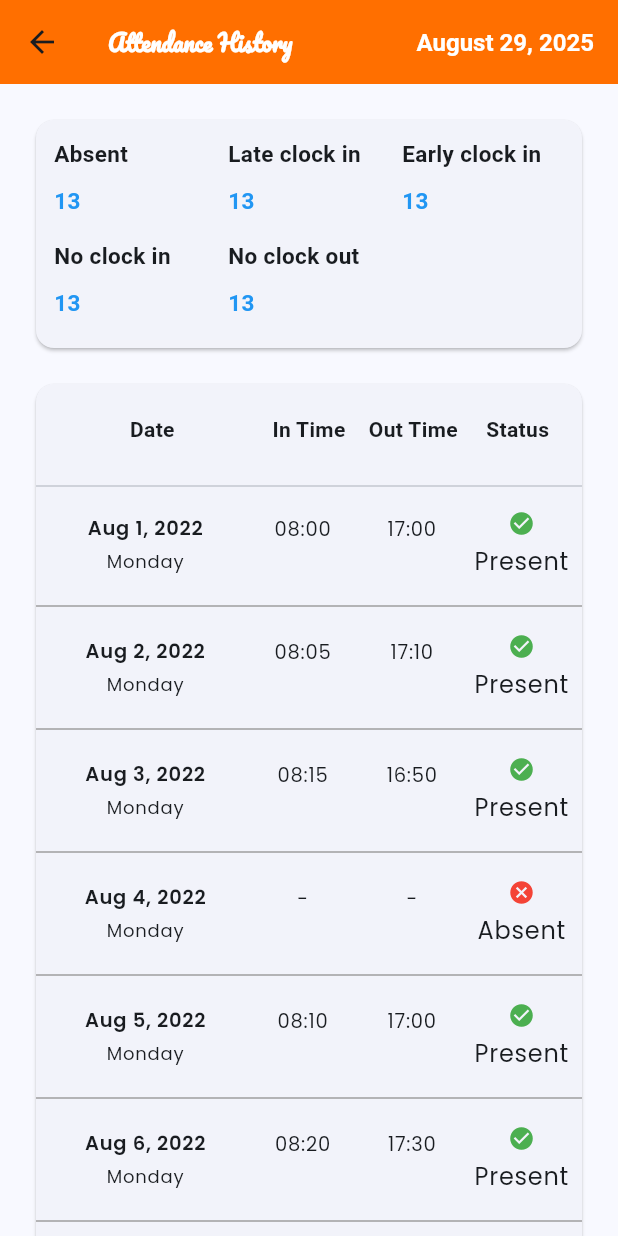
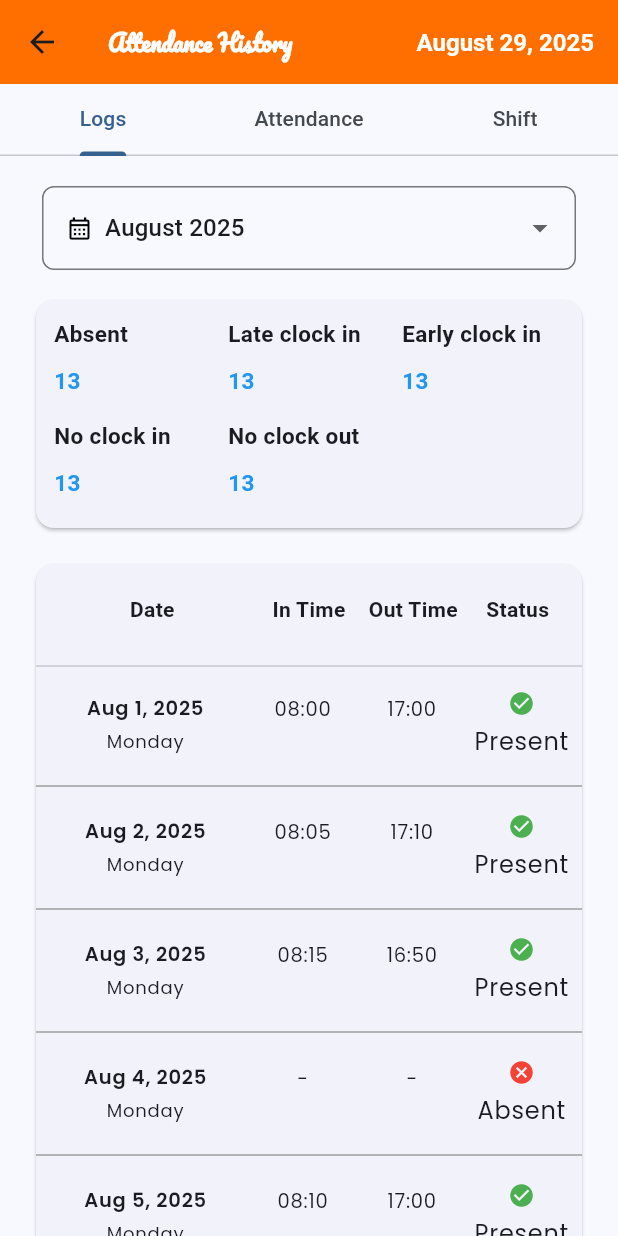
Before and after one commit to hidayattresnadi/Flutter_Project, a Flutter app: the HomeScreen screen opened directly, after a tap on "Clock in", after a tap on "Attendance History", on a phone screen of 412 x 824 dp. Run offline on Flutter 3.47's test engine with Material 3 defaults, Android fonts, the phone set to English and light mode, and no system bars; drawn by our look-alikes of auto_size_text; our stand-ins replace carousel_slider, fluttertoast, google_fonts, image_picker, mask_text_input_formatter.

Commit message:
Add tab at attendance screen, drawer and carousell ads

```diff
--- a/hr_attendance_tracker/lib/providers/attendance_record_provider.dart
+++ b/hr_attendance_tracker/lib/providers/attendance_record_provider.dart
@@ -5,49 +5,49 @@ import 'package:intl/intl.dart';
 class AttendanceRecordProvider extends ChangeNotifier {
   final List<AttendanceRecord> _attendanceRecords = [
     AttendanceRecord(
-      date: 'Aug 1, 2022',
+      date: 'Aug 1, 2025',
       day: 'Monday',
       checkIn: '08:00',
       checkOut: '17:00',
       status: 'Present',
     ),
     AttendanceRecord(
-      date: 'Aug 2, 2022',
+      date: 'Aug 2, 2025',
       day: 'Monday',
       checkIn: '08:05',
       checkOut: '17:10',
       status: 'Present',
     ),
     AttendanceRecord(
-      date: 'Aug 3, 2022',
+      date: 'Aug 3, 2025',
       day: 'Monday',
       checkIn: '08:15',
       checkOut: '16:50',
       status: 'Present',
     ),
     AttendanceRecord(
-      date: 'Aug 4, 2022',
+      date: 'Aug 4, 2025',
       day: 'Monday',
       checkIn: '-',
       checkOut: '-',
       status: 'Absent',
     ),
     AttendanceRecord(
-      date: 'Aug 5, 2022',
+      date: 'Aug 5, 2025',
       day: 'Monday',
       checkIn: '08:10',
       checkOut: '17:00',
       status: 'Present',
     ),
     AttendanceRecord(
-      date: 'Aug 6, 2022',
+      date: 'Aug 6, 2025',
       day: 'Monday',
       checkIn: '08:20',
       checkOut: '17:30',
       status: 'Present',
     ),
     AttendanceRecord(
-      date: 'Aug 7, 2022',
+      date: 'Aug 7, 2025',
       day: 'Monday',
       checkIn: '-',
       checkOut: '-',
--- a/hr_attendance_tracker/lib/providers/profile_provider.dart
+++ b/hr_attendance_tracker/lib/providers/profile_provider.dart
@@ -41,7 +41,6 @@ class ProfileFormProvider with ChangeNotifier {
     bioController.text = profileData.bio;
     formData.department = profileData.department;
     formData.profilePhoto = profileData.profilePhoto;
-    notifyListeners();
   }
 
   void savedEmployeePosition(String name) {
@@ -102,7 +101,6 @@ class ProfileFormProvider with ChangeNotifier {
     locationController.clear();
     bioController.clear();
     _imageError = null;
-    notifyListeners();
   }
 
   @override
--- /dev/null
+++ b/hr_attendance_tracker/lib/routes.dart
@@ -0,0 +1,24 @@
+import 'package:flutter/material.dart';
+import 'package:hr_attendance_tracker/screens/about_page_screen.dart';
+import 'package:hr_attendance_tracker/screens/edit_profile_screen.dart';
+import 'package:hr_attendance_tracker/screens/home_screen.dart';
+import 'package:hr_attendance_tracker/screens/settings_screen.dart';
+
+class AppRoutes {
+  static const updateProfile = '/update_profile';
+  static const settingPage = '/settings';
+  static const aboutPage = '/about_page';
+
+  static Route<dynamic> generateRoute(RouteSettings settings) {
+    switch (settings.name) {
+      case updateProfile:
+        return MaterialPageRoute(builder: (_) => UpdateProfileScreen());
+      case settingPage:
+        return MaterialPageRoute(builder: (_) => SettingsScreen());
+      case aboutPage:
+        return MaterialPageRoute(builder: (_) => AboutPageScreen());
+      default:
+        return MaterialPageRoute(builder: (_) => HomeScreen());
+    }
+  }
+}
--- a/hr_attendance_tracker/lib/screens/attendance_history.dart
+++ b/hr_attendance_tracker/lib/screens/attendance_history.dart
@@ -3,6 +3,9 @@ import 'package:flutter/material.dart';
 import 'package:google_fonts/google_fonts.dart';
 import 'package:hr_attendance_tracker/models/attendance_record_model.dart';
 import 'package:hr_attendance_tracker/providers/attendance_record_provider.dart';
+import 'package:hr_attendance_tracker/screens/tab_attendance_screen/attendance_tab.dart';
+import 'package:hr_attendance_tracker/screens/tab_attendance_screen/shift_tab.dart';
+import 'package:hr_attendance_tracker/widgets/month_dropdown.dart';
 import 'package:intl/intl.dart';
 import 'package:provider/provider.dart';
 
@@ -140,7 +143,7 @@ class AttendanceHistoryScreen extends StatelessWidget {
 
   @override
   Widget build(BuildContext context) {
-    Widget content = attendanceScreenBody(context);
+    Widget content = buildTabAttendanceLog(context);
 
     return withScaffold == true ? attendanceScreenScaffold(context) : content;
   }
@@ -174,7 +177,7 @@ Widget attendanceScreenScaffold(BuildContext context) {
       centerTitle: false,
       elevation: 0,
     ),
-    body: attendanceScreenBody(context),
+    body: buildTabAttendanceLog(context),
   );
 }
 
@@ -213,6 +216,10 @@ Widget attendanceScreenBody(BuildContext context) {
     child: Column(
       crossAxisAlignment: CrossAxisAlignment.start,
       children: [
+        // Month Dropdown
+        MonthDropdown(),
+
+        const SizedBox(height: 16),
         // Summary Card (Grid)
         Card(
           child: Padding(
@@ -321,3 +328,29 @@ Widget attendanceScreenBody(BuildContext context) {
     ),
   );
 }
+
+Widget buildTabAttendanceLog(BuildContext context) {
+  return DefaultTabController(
+    length: 3,
+    child: Column(
+      children: [
+        const TabBar(
+          tabs: [
+            Tab(text: 'Logs'),
+            Tab(text: 'Attendance'),
+            Tab(text: 'Shift'),
+          ],
+        ),
+        Expanded(
+          child: TabBarView(
+            children: [
+              attendanceScreenBody(context),
+              buildTabAttendance(),
+              buildTabShift(),
+            ],
+          ),
+        ),
+      ],
+    ),
+  );
+}
--- a/hr_attendance_tracker/lib/screens/home_screen.dart
+++ b/hr_attendance_tracker/lib/screens/home_screen.dart
@@ -1,12 +1,14 @@
 import 'dart:io';
 
 import 'package:auto_size_text/auto_size_text.dart';
+import 'package:carousel_slider/carousel_slider.dart';
 import 'package:flutter/material.dart';
 import 'package:fluttertoast/fluttertoast.dart';
 import 'package:hr_attendance_tracker/models/menu_model.dart';
 import 'package:hr_attendance_tracker/providers/attendance_record_provider.dart';
 import 'package:hr_attendance_tracker/providers/profile_provider.dart';
 import 'package:hr_attendance_tracker/screens/attendance_history.dart';
+import 'package:hr_attendance_tracker/widgets/carousel_add.dart';
 import 'package:hr_attendance_tracker/widgets/clock_in_button.dart';
 import 'package:intl/intl.dart';
 import 'package:provider/provider.dart';
@@ -150,6 +152,8 @@ class HomeScreen extends StatelessWidget {
             // ===== View Attendance History Button =====
             SizedBox(height: 30),
             buildListMenus(),
+            SizedBox(height: 20),
+            CarouselAds(),
           ],
         ),
       ),
--- /dev/null
+++ b/hr_attendance_tracker/lib/screens/tab_attendance_screen/attendance_tab.dart
@@ -0,0 +1,73 @@
+import 'package:flutter/material.dart';
+import 'package:hr_attendance_tracker/widgets/month_dropdown.dart';
+
+Widget buildTabAttendance() {
+  // Data dummy
+  final List<Map<String, String>> items = [
+    {
+      'date': '13 Aug 2025',
+      'clock_out_info': 'Clock out at 13 Aug 2025 06:00 PM',
+      'is_approved': 'Approved',
+    },
+    {
+      'date': '14 Aug 2025',
+      'clock_out_info': 'Clock out at 14 Aug 2025 05:30 PM',
+      'is_approved': 'Pending',
+    },
+    {
+      'date': '15 Aug 2025',
+      'clock_out_info': 'Clock out at 15 Aug 2025 07:00 PM',
+      'is_approved': 'Rejected',
+    },
+  ];
+  return SingleChildScrollView(
+    padding: const EdgeInsets.all(20),
+    child: Column(
+      children: [
+        // Padding(padding: EdgeInsets.all(20), child: MonthDropdown()),
+        MonthDropdown(),
+        const SizedBox(height: 16),
+        ListView.separated(
+          shrinkWrap: true,
+          physics: const NeverScrollableScrollPhysics(),
+          itemCount: items.length,
+          itemBuilder: (context, index) {
+            return ListTile(
+              title: Text(
+                items[index]['date']!,
+                style: TextStyle(fontWeight: FontWeight.bold),
+              ),
+              subtitle: Column(
+                crossAxisAlignment: CrossAxisAlignment.start,
+                children: [
+                  Text(items[index]['clock_out_info']!),
+                  SizedBox(height: 4),
+                  Text(
+                    items[index]['is_approved']!,
+                    style: TextStyle(
+                      color: items[index]['is_approved'] == 'Approved'
+                          ? Colors.green
+                          : items[index]['is_approved'] == 'Pending'
+                          ? Colors.orange
+                          : Colors.red,
+                      fontWeight: FontWeight.bold,
+                    ),
+                  ),
+                ],
+              ),
+
+              trailing: Icon(Icons.arrow_forward_ios),
+            );
+          },
+          separatorBuilder: (context, index) {
+            return const Divider(
+              thickness: 1,
+              color: Colors.grey,
+              height: 20, // jarak vertikal
+            );
+          },
+        ),
+      ],
+    ),
+  );
+}
--- /dev/null
+++ b/hr_attendance_tracker/lib/screens/tab_attendance_screen/shift_tab.dart
@@ -0,0 +1,74 @@
+import 'package:flutter/material.dart';
+import 'package:flutter/widgets.dart';
+import 'package:hr_attendance_tracker/widgets/month_dropdown.dart';
+
+Widget buildTabShift() {
+  // Data dummy
+  final List<Map<String, String>> items = [
+    {
+      'date': '13 Aug 2025',
+      'reason': 'Swap with colleague',
+      'is_approved': 'Approved',
+    },
+    {
+      'date': '14 Aug 2025',
+      'reason': 'Personal appointment',
+      'is_approved': 'Pending',
+    },
+    {
+      'date': '15 Aug 2025',
+      'reason': 'Family event',
+      'is_approved': 'Rejected',
+    },
+  ];
+  return SingleChildScrollView(
+    padding: const EdgeInsets.all(20),
+    child: Column(
+      children: [
+        // Padding(padding: EdgeInsets.all(20), child: MonthDropdown()),
+        MonthDropdown(),
+        const SizedBox(height: 16),
+        ListView.separated(
+          shrinkWrap: true,
+          physics: const NeverScrollableScrollPhysics(),
+          itemCount: items.length,
+          itemBuilder: (context, index) {
+            return ListTile(
+              title: Text(
+                items[index]['date']!,
+                style: TextStyle(fontWeight: FontWeight.bold),
+              ),
+              subtitle: Column(
+                crossAxisAlignment: CrossAxisAlignment.start,
+                children: [
+                  Text(items[index]['reason']!),
+                  SizedBox(height: 4),
+                  Text(
+                    items[index]['is_approved']!,
+                    style: TextStyle(
+                      color: items[index]['is_approved'] == 'Approved'
+                          ? Colors.green
+                          : items[index]['is_approved'] == 'Pending'
+                          ? Colors.orange
+                          : Colors.red,
+                      fontWeight: FontWeight.bold,
+                    ),
+                  ),
+                ],
+              ),
+
+              trailing: Icon(Icons.arrow_forward_ios),
+            );
+          },
+          separatorBuilder: (context, index) {
+            return const Divider(
+              thickness: 1,
+              color: Colors.grey,
+              height: 20, // jarak vertikal
+            );
+          },
+        ),
+      ],
+    ),
+  );
+}
--- /dev/null
+++ b/hr_attendance_tracker/lib/widgets/carousel_add.dart
@@ -0,0 +1,124 @@
+import 'package:carousel_slider/carousel_slider.dart';
+import 'package:flutter/material.dart';
+
+class CarouselAds extends StatefulWidget {
+  const CarouselAds({super.key});
+
+  @override
+  State<CarouselAds> createState() => _CarouselAdsState();
+}
+
+class _CarouselAdsState extends State<CarouselAds> {
+  int activeIndex = 0;
+
+  final List<Map<String, String>> items = [
+    {'text': 'Now you can request time-off directly from the app!'},
+    {'text': 'New: Performance reviews available on mobile.'},
+  ];
+
+  @override
+  Widget build(BuildContext context) {
+    return CarouselSlider(
+      items: items.map((item) {
+        return Container(
+          decoration: BoxDecoration(
+            color: Colors.red.shade800,
+            borderRadius: BorderRadius.circular(12),
+          ),
+          child: Stack(
+            children: [
+              Row(
+                children: [
+                  Expanded(
+                    child: Column(
+                      mainAxisAlignment: MainAxisAlignment.center,
+                      crossAxisAlignment: CrossAxisAlignment.start,
+                      children: [
+                        Padding(
+                          padding: const EdgeInsets.only(
+                            left: 12,
+                            top: 8,
+                            bottom: 8,
+                          ),
+                          child: Text(
+                            item['text']!,
+                            style: const TextStyle(
+                              fontSize: 12,
+                              fontWeight: FontWeight.bold,
+                              color: Colors.white,
+                            ),
+                          ),
+                        ),
+                        const SizedBox(height: 10),
+                        Container(
+                          padding: const EdgeInsets.symmetric(
+                            horizontal: 12,
+                            vertical: 6,
+                          ),
+                          margin: const EdgeInsets.only(left: 12, bottom: 8),
+                          decoration: BoxDecoration(
+                            borderRadius: BorderRadius.circular(12),
+                            color: Colors.amber.shade900,
+                          ),
+                          child: const Text(
+                            'Learn more',
+                            style: TextStyle(
+                              fontSize: 14,
+                              fontWeight: FontWeight.bold,
+                              color: Colors.white,
+                            ),
+                          ),
+                        ),
+                      ],
+                    ),
+                  ),
+                  Image.asset(
+                    'assets/images/attendance_2.png',
+                    fit: BoxFit.cover,
+                    width: 100,
+                    height: 100,
+                  ),
+                ],
+              ),
+
+              // 🔹 DOT DI TENGAH BAWAH
+              Positioned(
+                bottom: 6,
+                left: 0,
+                right: 0,
+                child: Row(
+                  mainAxisAlignment: MainAxisAlignment.center,
+                  children: items.asMap().entries.map((entry) {
+                    return Container(
+                      width: 8,
+                      height: 8,
+                      margin: const EdgeInsets.symmetric(horizontal: 4),
+                      decoration: BoxDecoration(
+                        shape: BoxShape.circle,
+                        color: activeIndex == entry.key
+                            ? Colors.white
+                            : Colors.white.withOpacity(0.4),
+                      ),
+                    );
+                  }).toList(),
+                ),
+              ),
+            ],
+          ),
+        );
+      }).toList(),
+      options: CarouselOptions(
+        height: 120,
+        autoPlay: true,
+        enlargeCenterPage: true,
+        enableInfiniteScroll: true,
+        viewportFraction: 1,
+        onPageChanged: (index, reason) {
+          setState(() {
+            activeIndex = index;
+          });
+        },
+      ),
+    );
+  }
+}
--- /dev/null
+++ b/hr_attendance_tracker/lib/widgets/month_dropdown.dart
@@ -0,0 +1,59 @@
+import 'package:flutter/material.dart';
+
+class MonthDropdown extends StatelessWidget {
+  final selectedMonth = "August 2025";
+  final months = [
+    "January 2025",
+    "February 2025",
+    "March 2025",
+    "April 2025",
+    "May 2025",
+    "June 2025",
+    "July 2025",
+    "August 2025",
+    "September 2025",
+    "October 2025",
+    "November 2025",
+    "December 2025",
+  ];
+
+  MonthDropdown({super.key});
+
+  @override
+  Widget build(BuildContext context) {
+    return Padding(
+      padding: const EdgeInsets.symmetric(horizontal: 8.0),
+      child: DropdownButtonFormField<String>(
+        value: selectedMonth,
+        menuMaxHeight: 100,
+        isExpanded: true,
+        decoration: InputDecoration(
+          border: OutlineInputBorder(borderRadius: BorderRadius.circular(8)),
+          focusedBorder: OutlineInputBorder(
+            borderRadius: BorderRadius.circular(8),
+            borderSide: BorderSide(color: Colors.grey.shade800),
+          ),
+        ),
+        items: months.map((month) {
+          return DropdownMenuItem(value: month, child: Text(month));
+        }).toList(),
+        onChanged: (value) {},
+        selectedItemBuilder: (context) {
+          return months.map((month) {
+            return Row(
+              children: [
+                Icon(
+                  Icons.calendar_month_outlined,
+                  size: 18,
+                  color: Colors.black,
+                ),
+                SizedBox(width: 8),
+                Text(month),
+              ],
+            );
+          }).toList();
+        },
+      ),
+    );
+  }
+}
--- a/hr_attendance_tracker/pubspec.yaml
+++ b/hr_attendance_tracker/pubspec.yaml
@@ -42,6 +42,7 @@ dependencies:
   auto_size_text: ^3.0.0
   image_picker: ^1.1.2
   mask_text_input_formatter: ^2.9.0
+  carousel_slider: ^5.0.0
 
 dev_dependencies:
   flutter_test:
@@ -68,6 +69,7 @@ flutter:
   assets:
     - assets/images/profile.jpg
     - assets/images/attendance.jpg
+    - assets/images/attendance_2.png
 
   # An image asset can refer to one or more resolution-specific "variants", see
   # https://flutter.dev/to/resolution-aware-images
```
Also changed, not shown: hr_attendance_tracker/lib/main.dart (+83 -0 lines), hr_attendance_tracker/lib/screens/about_page_screen.dart (added, +44 -0 lines), hr_attendance_tracker/lib/screens/profile_screen.dart (+2 -7 lines), hr_attendance_tracker/lib/screens/settings_screen.dart (added, +44 -0 lines), hr_attendance_tracker/assets/images/attendance_2.png (added), hr_attendance_tracker/pubspec.lock.
